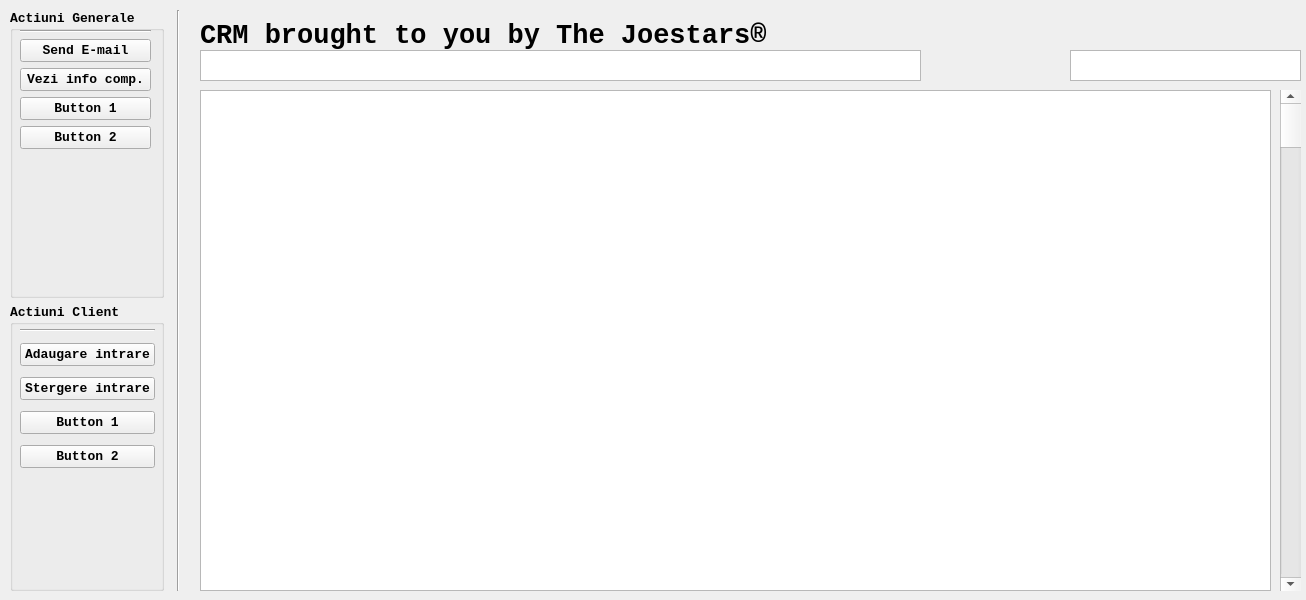
Old version of the form ui/MainInterface.ui in the repository GabyUnalaq/UNI_CRM_Project.
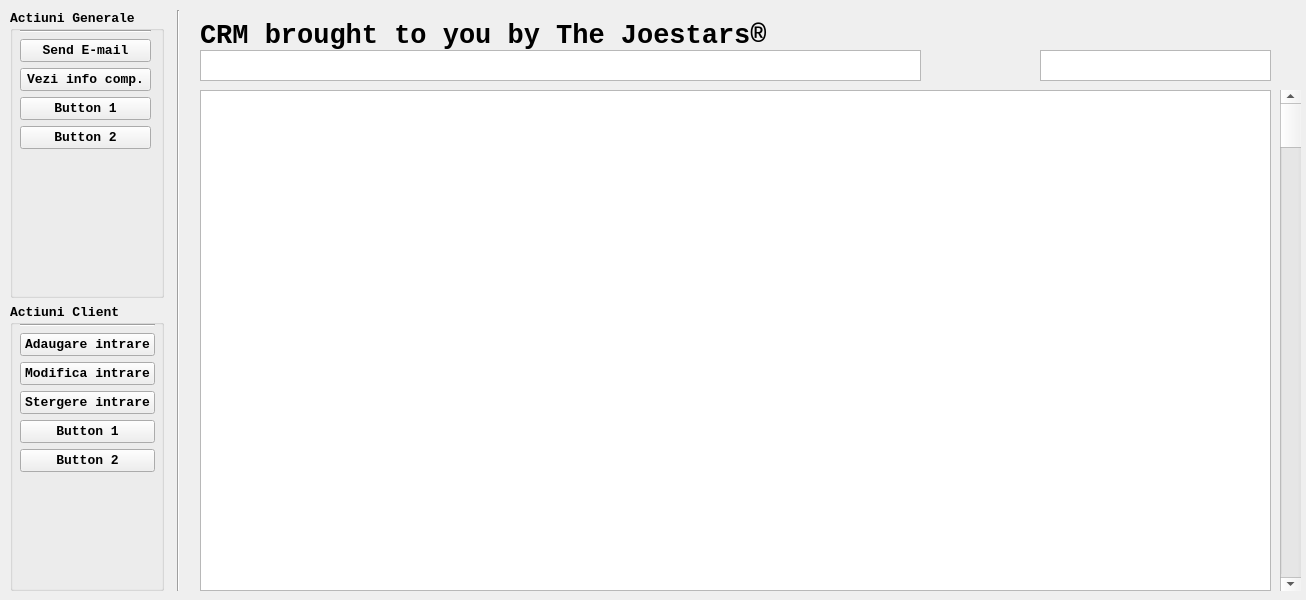
New version of the form.

What changed in the file:
```diff
--- a/ui/MainInterface.ui
+++ b/ui/MainInterface.ui
@@ -79,7 +79,7 @@
   <widget class="QListView" name="Qlist_category">
    <property name="geometry">
     <rect>
-     <x>1070</x>
+     <x>1040</x>
      <y>50</y>
      <width>231</width>
      <height>31</height>
@@ -273,6 +273,24 @@
           </property>
          </widget>
         </item>
+        <item>
+         <widget class="QPushButton" name="Qbutton_client_modif">
+          <property name="font">
+           <font>
+            <family>Courier New</family>
+            <pointsize>10</pointsize>
+            <weight>75</weight>
+            <bold>true</bold>
+           </font>
+          </property>
+          <property name="cursor">
+           <cursorShape>PointingHandCursor</cursorShape>
+          </property>
+          <property name="text">
+           <string>Modifica intrare</string>
+          </property>
+         </widget>
+        </item>
         <item>
          <widget class="QPushButton" name="Qbutton_client_del">
           <property name="font">
```
